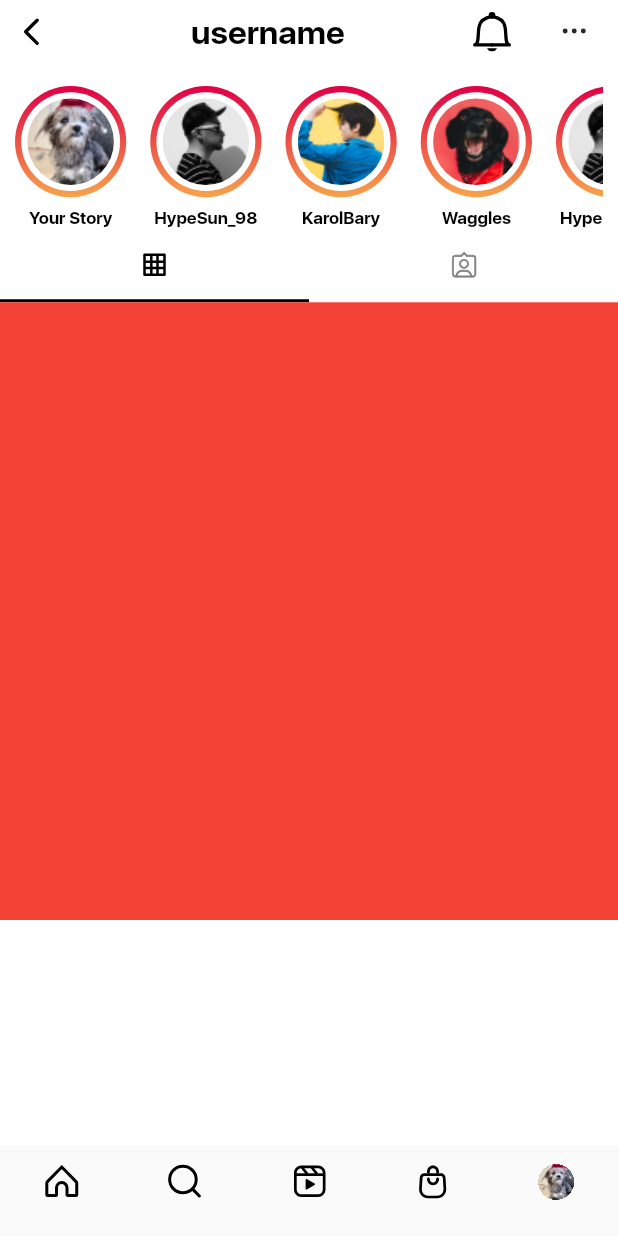
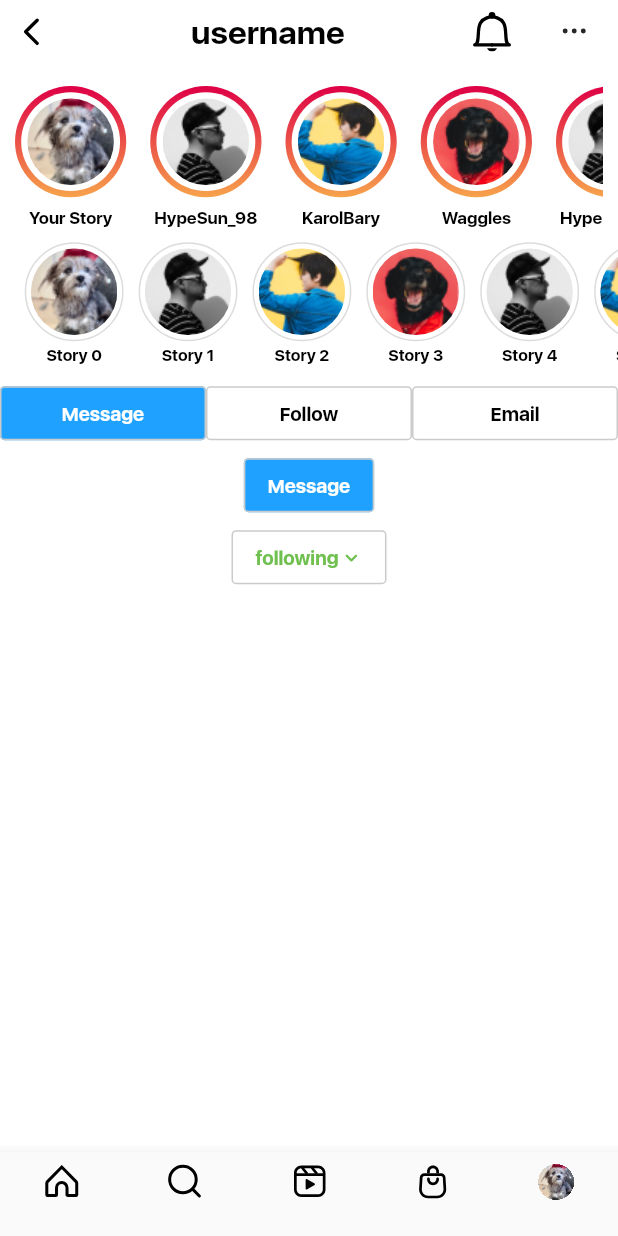
Before and after one commit to danielnoliveira/instagram_clone, a Flutter app: the screen it shows after launch, on a phone screen of 412 x 824 dp. Run offline on Flutter 3.47's test engine with Material 2 defaults, Android fonts, the phone set to English and light mode, and no system bars; our stand-ins replace device_preview, flutter_svg, sizer; project files that could hold a hidden picture were left out.

Commit message:
buttons e story tray do perfil

```diff
--- /dev/null
+++ b/lib/shared_widgets/buttons/instagram_button.dart
@@ -0,0 +1,91 @@
+import 'package:flutter/material.dart';
+import 'package:flutter/src/foundation/key.dart';
+import 'package:flutter/src/widgets/framework.dart';
+import 'package:flutter_svg/svg.dart';
+import 'dart:math';
+import 'package:sizer/sizer.dart';
+
+class InstagramButton extends StatelessWidget {
+  String buttonName;
+  VoidCallback? action;
+  Color bgButtonColor = Colors.white;
+  Color textButtonColor = Colors.black;
+  bool isExpanded = true;
+  bool hasDropdownArrow = false;
+
+  InstagramButton(
+      {Key? key,
+      required this.buttonName,
+      this.action,
+      this.isExpanded = true,
+      this.hasDropdownArrow = false})
+      : super(key: key);
+
+  InstagramButton.blueButton(this.buttonName,
+      {Key? key,
+      VoidCallback? action,
+      bool isExpanded = true,
+      bool hasDropdownArrow = false})
+      : super(key: key) {
+    this.hasDropdownArrow = hasDropdownArrow;
+    this.isExpanded = isExpanded;
+    this.action = action;
+    bgButtonColor = Color.fromRGBO(31, 161, 255, 1);
+    textButtonColor = Colors.white;
+  }
+
+  InstagramButton.greenContent(this.buttonName,
+      {Key? key,
+      VoidCallback? action,
+      bool isExpanded = true,
+      bool hasDropdownArrow = false})
+      : super(key: key) {
+    this.hasDropdownArrow = hasDropdownArrow;
+    this.isExpanded = isExpanded;
+    this.action = action;
+    textButtonColor = Color.fromRGBO(112, 192, 80, 1);
+  }
+
+  @override
+  Widget build(BuildContext context) {
+    return Container(
+      constraints: BoxConstraints(
+        minWidth: isExpanded ? double.maxFinite : double.minPositive,
+      ),
+      child: ElevatedButton(
+        style: ElevatedButton.styleFrom(
+          primary: bgButtonColor,
+          padding: EdgeInsets.symmetric(vertical: 8, horizontal: 16),
+          shape: RoundedRectangleBorder(
+            side: BorderSide(color: Color.fromRGBO(203, 203, 203, 1), width: 1),
+            borderRadius: BorderRadius.circular(3),
+          ),
+          elevation: 0,
+        ),
+        onPressed: action,
+        child: Row(
+          mainAxisSize: MainAxisSize.min,
+          mainAxisAlignment: MainAxisAlignment.center,
+          crossAxisAlignment: CrossAxisAlignment.center,
+          children: [
+            Text(
+              buttonName,
+              style: TextStyle(
+                fontFamily: 'SF_UI_Display',
+                fontWeight: FontWeight.w700,
+                fontSize: 13,
+                height: 16 / 13,
+                color: textButtonColor,
+              ),
+            ),
+            if (hasDropdownArrow)
+              SvgPicture.asset(
+                'assets/svgs/dropdown_bottom.svg',
+                color: textButtonColor,
+              ),
+          ],
+        ),
+      ),
+    );
+  }
+}
--- /dev/null
+++ b/lib/shared_widgets/story_trays/story_tray_user_profile.dart
@@ -0,0 +1,145 @@
+import 'package:flutter/cupertino.dart';
+import 'package:flutter/material.dart';
+import 'package:flutter/src/foundation/key.dart';
+import 'package:flutter/src/widgets/framework.dart';
+import 'package:instagram_clone/mocks/story_tray_home_list.dart';
+import 'package:sizer/sizer.dart';
+
+class StoryTrayUserProfile extends StatelessWidget {
+  const StoryTrayUserProfile({Key? key}) : super(key: key);
+
+  @override
+  Widget build(BuildContext context) {
+    return Container(
+      width: 100.w,
+      child: SingleChildScrollView(
+        scrollDirection: Axis.horizontal,
+        child: Padding(
+          padding: EdgeInsets.symmetric(horizontal: 4.w, vertical: 8),
+          child: Row(
+            children: [
+              ...story_tray_home_list
+                  .asMap()
+                  .map((key, value) => MapEntry(
+                      key,
+                      UserProfileStoryTrayItem(
+                        userImage: value.userImage,
+                        storyIndex: key,
+                      )))
+                  .values
+                  .toList(),
+              NewStoryButton()
+            ],
+          ),
+        ),
+      ),
+    );
+  }
+}
+
+class UserProfileStoryTrayItem extends StatelessWidget {
+  final int storyIndex;
+  final String userImage;
+  const UserProfileStoryTrayItem({
+    Key? key,
+    required this.storyIndex,
+    required this.userImage,
+  }) : super(key: key);
+
+  @override
+  Widget build(BuildContext context) {
+    return Padding(
+      padding: const EdgeInsets.only(right: 10),
+      child: Column(
+        mainAxisSize: MainAxisSize.min,
+        children: [
+          Container(
+            width: 16.w,
+            height: 16.w,
+            alignment: Alignment.center,
+            decoration: BoxDecoration(
+              border: Border.all(
+                color: Color.fromRGBO(220, 220, 220, 1),
+              ),
+              borderRadius: BorderRadius.circular(50),
+            ),
+            child: Container(
+              width: 14.w,
+              height: 14.w,
+              decoration: BoxDecoration(
+                shape: BoxShape.circle,
+                image: DecorationImage(
+                    image: AssetImage('assets/images/$userImage.png'),
+                    fit: BoxFit.cover),
+              ),
+            ),
+          ),
+          SizedBox(
+            width: 15.w,
+            child: Text(
+              'Story $storyIndex',
+              softWrap: false,
+              textAlign: TextAlign.center,
+              style: TextStyle(
+                fontFamily: 'SF_UI_Display',
+                fontWeight: FontWeight.w600,
+                fontSize: 11,
+                height: 16 / 11,
+                color: Colors.black,
+              ),
+            ),
+          )
+        ],
+      ),
+    );
+  }
+}
+
+class NewStoryButton extends StatelessWidget {
+  const NewStoryButton({
+    Key? key,
+  }) : super(key: key);
+
+  @override
+  Widget build(BuildContext context) {
+    return Padding(
+      padding: const EdgeInsets.only(right: 10),
+      child: Column(
+        mainAxisSize: MainAxisSize.min,
+        children: [
+          Container(
+            width: 16.w,
+            height: 16.w,
+            alignment: Alignment.center,
+            decoration: BoxDecoration(
+              border: Border.all(
+                color: Color.fromRGBO(220, 220, 220, 1),
+              ),
+              borderRadius: BorderRadius.circular(50),
+            ),
+            child: Icon(
+              Icons.add,
+              color: Colors.black,
+              size: 8.w,
+            ),
+          ),
+          SizedBox(
+            width: 15.w,
+            child: Text(
+              'New',
+              softWrap: false,
+              textAlign: TextAlign.center,
+              style: TextStyle(
+                fontFamily: 'SF_UI_Display',
+                fontWeight: FontWeight.w600,
+                fontSize: 11,
+                height: 16 / 11,
+                color: Colors.black,
+              ),
+            ),
+          )
+        ],
+      ),
+    );
+  }
+}
```
Also changed, not shown: lib/screens/home/home_view.dart (+34 -14 lines), assets/svgs/dropdown_bottom.svg (added), 1 other file.
